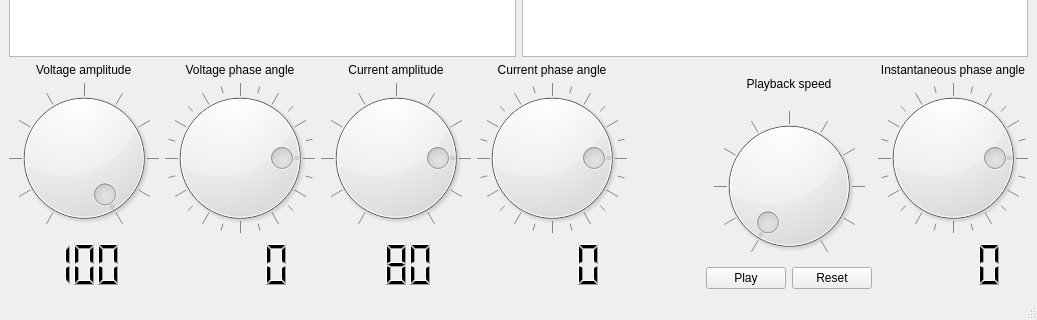
Above: powerplots.ui from lucvandort/PowerPlots before the change; both pictures show x 0 to 1037 and y 540 to 860 of the 1037 by 860 pixel window. Below: the same form after it.
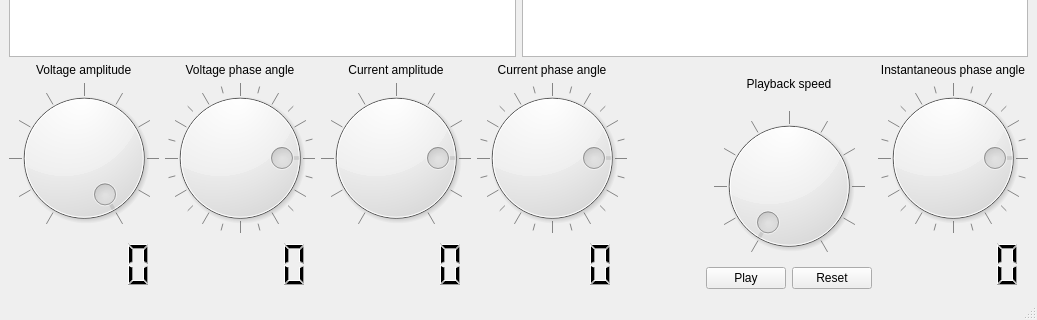
That is the form after the change. Custom widgets are drawn as their Qt base class.

Commit message: better LCDdisplay formatting for amplitudes

Diff of the .ui file:
```diff
--- a/powerplots.ui
+++ b/powerplots.ui
@@ -105,16 +105,7 @@
            <enum>QFrame::NoFrame</enum>
           </property>
           <property name="smallDecimalPoint">
-           <bool>false</bool>
-          </property>
-          <property name="digitCount">
-           <number>3</number>
-          </property>
-          <property name="segmentStyle">
-           <enum>QLCDNumber::Filled</enum>
-          </property>
-          <property name="value" stdset="0">
-           <double>100.000000000000000</double>
+           <bool>true</bool>
           </property>
          </widget>
         </item>
@@ -175,16 +166,7 @@
            <enum>QFrame::NoFrame</enum>
           </property>
           <property name="smallDecimalPoint">
-           <bool>false</bool>
-          </property>
-          <property name="digitCount">
-           <number>4</number>
-          </property>
-          <property name="segmentStyle">
-           <enum>QLCDNumber::Filled</enum>
-          </property>
-          <property name="value" stdset="0">
-           <double>0.000000000000000</double>
+           <bool>true</bool>
           </property>
          </widget>
         </item>
@@ -236,16 +218,7 @@
            <enum>QFrame::NoFrame</enum>
           </property>
           <property name="smallDecimalPoint">
-           <bool>false</bool>
-          </property>
-          <property name="digitCount">
-           <number>3</number>
-          </property>
-          <property name="segmentStyle">
-           <enum>QLCDNumber::Filled</enum>
-          </property>
-          <property name="value" stdset="0">
-           <double>80.000000000000000</double>
+           <bool>true</bool>
           </property>
          </widget>
         </item>
@@ -308,15 +281,6 @@
           <property name="smallDecimalPoint">
            <bool>false</bool>
           </property>
-          <property name="digitCount">
-           <number>4</number>
-          </property>
-          <property name="segmentStyle">
-           <enum>QLCDNumber::Filled</enum>
-          </property>
-          <property name="value" stdset="0">
-           <double>0.000000000000000</double>
-          </property>
          </widget>
         </item>
        </layout>
@@ -449,16 +413,7 @@
            <enum>QFrame::NoFrame</enum>
           </property>
           <property name="smallDecimalPoint">
-           <bool>false</bool>
-          </property>
-          <property name="digitCount">
-           <number>4</number>
-          </property>
-          <property name="segmentStyle">
-           <enum>QLCDNumber::Filled</enum>
-          </property>
-          <property name="value" stdset="0">
-           <double>0.000000000000000</double>
+           <bool>true</bool>
           </property>
          </widget>
         </item>
```
Left out of the diff: 35 changed lines with no effect on the pictures. The commit also changes 1 other file.
